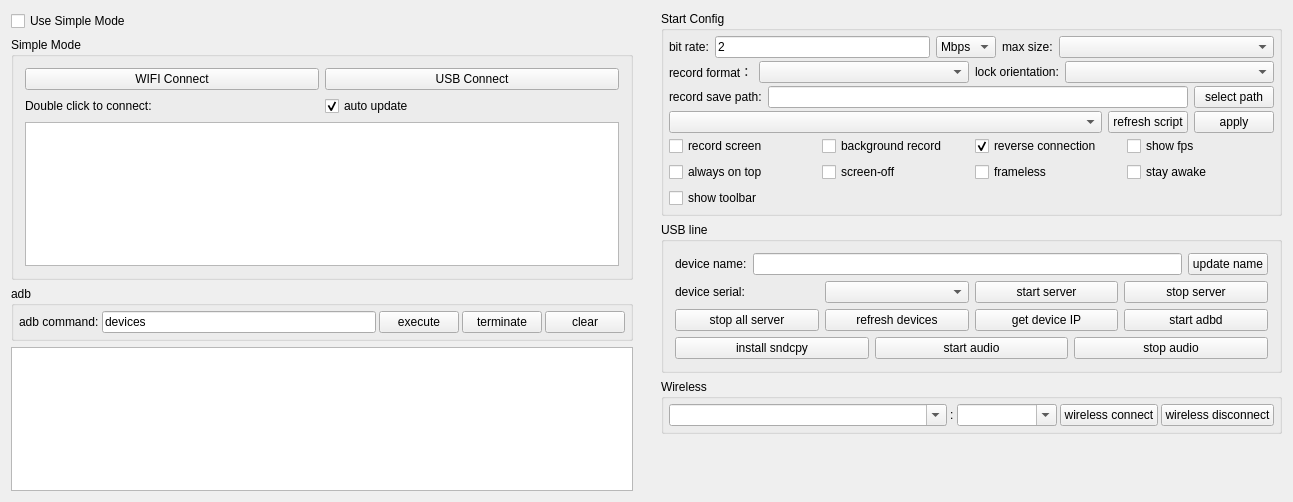
Qt form QtScrcpy/ui/dialog.ui (barry-ran/QtScrcpy) before a commit.
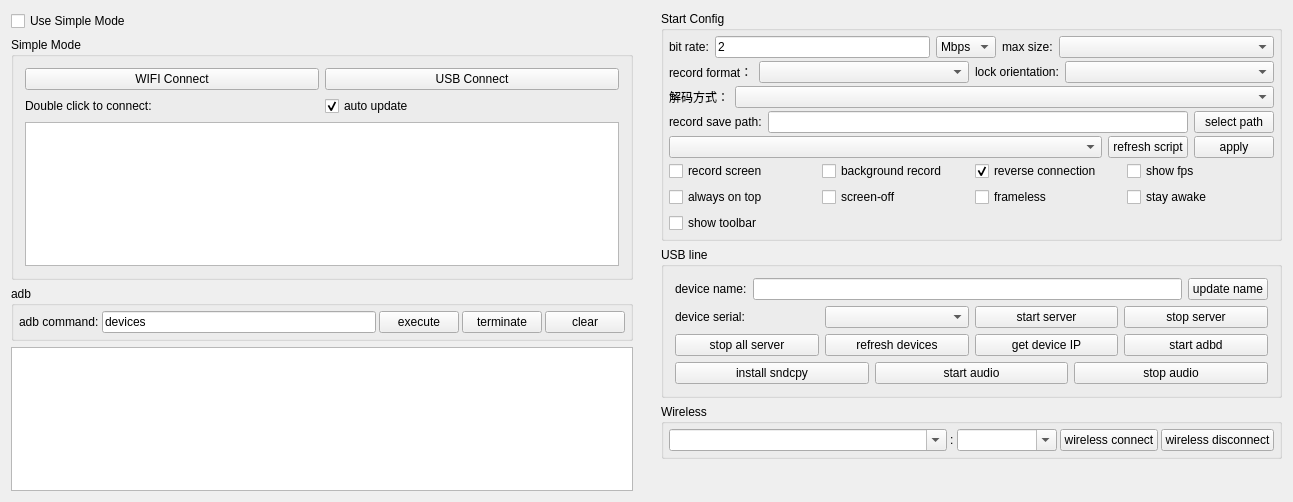
The same form after that commit.

Commit message: feat: Apple Silicon VideoToolbox + Metal hardware decode & render

Diff of the .ui file:
```diff
--- a/QtScrcpy/ui/dialog.ui
+++ b/QtScrcpy/ui/dialog.ui
@@ -476,6 +476,56 @@
            </layout>
           </widget>
          </item>
+         <item>
+          <widget class="QWidget" name="configWidget6" native="true">
+           <property name="sizePolicy">
+            <sizepolicy hsizetype="Preferred" vsizetype="Preferred">
+             <horstretch>0</horstretch>
+             <verstretch>0</verstretch>
+            </sizepolicy>
+           </property>
+           <layout class="QHBoxLayout" name="horizontalLayout_14">
+            <property name="leftMargin">
+             <number>0</number>
+            </property>
+            <property name="topMargin">
+             <number>0</number>
+            </property>
+            <property name="rightMargin">
+             <number>0</number>
+            </property>
+            <property name="bottomMargin">
+             <number>0</number>
+            </property>
+            <item>
+             <widget class="QLabel" name="decodeModeLabel">
+              <property name="sizePolicy">
+               <sizepolicy hsizetype="Maximum" vsizetype="Preferred">
+                <horstretch>0</horstretch>
+                <verstretch>0</verstretch>
+               </sizepolicy>
+              </property>
+              <property name="text">
+               <string>解码方式：</string>
+              </property>
+             </widget>
+            </item>
+            <item>
+             <widget class="QComboBox" name="decodeModeBox">
+              <property name="sizePolicy">
+               <sizepolicy hsizetype="MinimumExpanding" vsizetype="Preferred">
+                <horstretch>0</horstretch>
+                <verstretch>0</verstretch>
+               </sizepolicy>
+              </property>
+              <property name="toolTip">
+               <string>FFmpeg 软解兼容性好; VideoToolbox 仅在 Apple Silicon Mac 上可用，CPU 占用极低</string>
+              </property>
+             </widget>
+            </item>
+           </layout>
+          </widget>
+         </item>
          <item>
           <widget class="QWidget" name="configWidget2" native="true">
            <property name="sizePolicy">
```
The commit also changes 11 other files.
